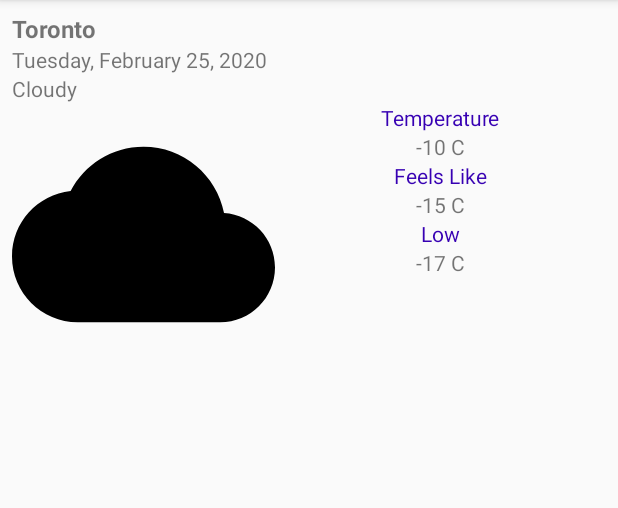
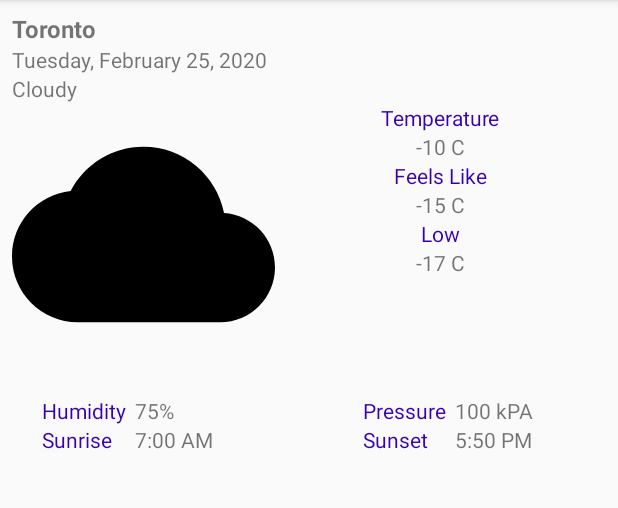
Before and after one commit to toddburgessmedia/GDGWeatherApp, an Android app: the screen it shows after launch (MainActivity), on a phone screen of 412 x 824 dp, the part 84-592 px from its top. Run offline under Robolectric (Android 15) with nearby library versions, the phone set to English and light mode, and no system bars.

Commit message:
commit weather detail layout

```diff
--- a/app/src/main/res/layout/fragment_weather_detail.xml
+++ b/app/src/main/res/layout/fragment_weather_detail.xml
@@ -2,9 +2,9 @@
 <LinearLayout xmlns:android="http://schemas.android.com/apk/res/android"
     android:layout_width="match_parent"
     android:layout_height="match_parent"
+    xmlns:grid="http://schemas.android.com/apk/res-auto"
     android:orientation="vertical"
-    android:padding="8sp"
-    >
+    android:padding="8sp">
 
     <TextView
         android:layout_width="match_parent"
@@ -102,32 +102,86 @@
         </LinearLayout>
     </LinearLayout>
 
-<!--    <GridLayout-->
-<!--        android:layout_width="wrap_content"-->
-<!--        android:layout_height="wrap_content"-->
-<!--        android:columnCount="2"-->
-<!--        android:rowCount="2"-->
-<!--        android:orientation="horizontal"-->
-<!--        android:padding="10sp"-->
-<!--        >-->
+<!--   TODO cut here for week one-->
 
-<!--        <TextView-->
-<!--            android:layout_width="match_parent"-->
-<!--            android:layout_height="wrap_content"-->
-<!--            android:text="Humidity"-->
-<!--            android:textColor="@color/colorPrimaryDark"-->
-<!--            />-->
+    <GridLayout
+        android:layout_width="wrap_content"
+        android:layout_height="wrap_content"
+        android:columnCount="4"
+        android:rowCount="8"
+        android:orientation="horizontal"
+        android:padding="20sp"
+        >
 
-<!--        <TextView-->
-<!--            android:layout_width="match_parent"-->
-<!--            android:layout_height="wrap_content"-->
-<!--            android:text="75%"-->
-<!--            android:textSize="14sp"-->
-<!--            android:id="@+id/weatherdetail_humidity"-->
-<!--            />-->
+        <TextView
+            android:layout_width="match_parent"
+            android:layout_height="wrap_content"
+            android:text="Humidity"
+            android:textColor="@color/colorPrimaryDark"
+            />
+
+        <TextView
+            android:layout_width="match_parent"
+            android:layout_height="wrap_content"
+            android:text="75%"
+            android:paddingStart="6sp"
+            android:textSize="14sp"
+            android:id="@+id/weatherdetail_humidity"
+            />
+
+        <TextView
+            android:layout_width="match_parent"
+            android:layout_height="wrap_content"
+            android:text="Pressure"
+            android:paddingLeft="100sp"
+            android:textColor="@color/colorPrimaryDark"
+            />
+
+        <TextView
+            android:layout_width="match_parent"
+            android:layout_height="wrap_content"
+            android:text="100 kPA"
+            android:textSize="14sp"
+            android:paddingStart="6sp"
+            android:id="@+id/weatherdetail_pressure"
+            />
+
+        <TextView
+            android:layout_width="match_parent"
+            android:layout_height="wrap_content"
+            android:text="Sunrise"
+            android:textColor="@color/colorPrimaryDark"
+            />
+
+        <TextView
+            android:layout_width="match_parent"
+            android:layout_height="wrap_content"
+            android:text="7:00 AM"
+            android:paddingStart="6sp"
+            android:textSize="14sp"
+            android:id="@+id/weatherdetail_sunrise"
+            />
+
+        <TextView
+            android:layout_width="match_parent"
+            android:layout_height="wrap_content"
+            android:text="Sunset"
+            android:paddingLeft="100sp"
+            android:textColor="@color/colorPrimaryDark"
+            />
+
+        <TextView
+            android:layout_width="match_parent"
+            android:layout_height="wrap_content"
+            android:text="5:50 PM"
+            android:textSize="14sp"
+            android:paddingStart="6sp"
+            android:id="@+id/weatherdetail_sunset"
+            />
 
 
-<!--    </GridLayout>-->
+    </GridLayout>
+
 
 
 </LinearLayout>
--- a/build.gradle
+++ b/build.gradle
@@ -8,7 +8,7 @@ buildscript {
 
     }
     dependencies {
-        classpath 'com.android.tools.build:gradle:3.6.0'
+        classpath 'com.android.tools.build:gradle:3.6.1'
         classpath "org.jetbrains.kotlin:kotlin-gradle-plugin:$kotlin_version"
 
         // NOTE: Do not place your application dependencies here; they belong
```
